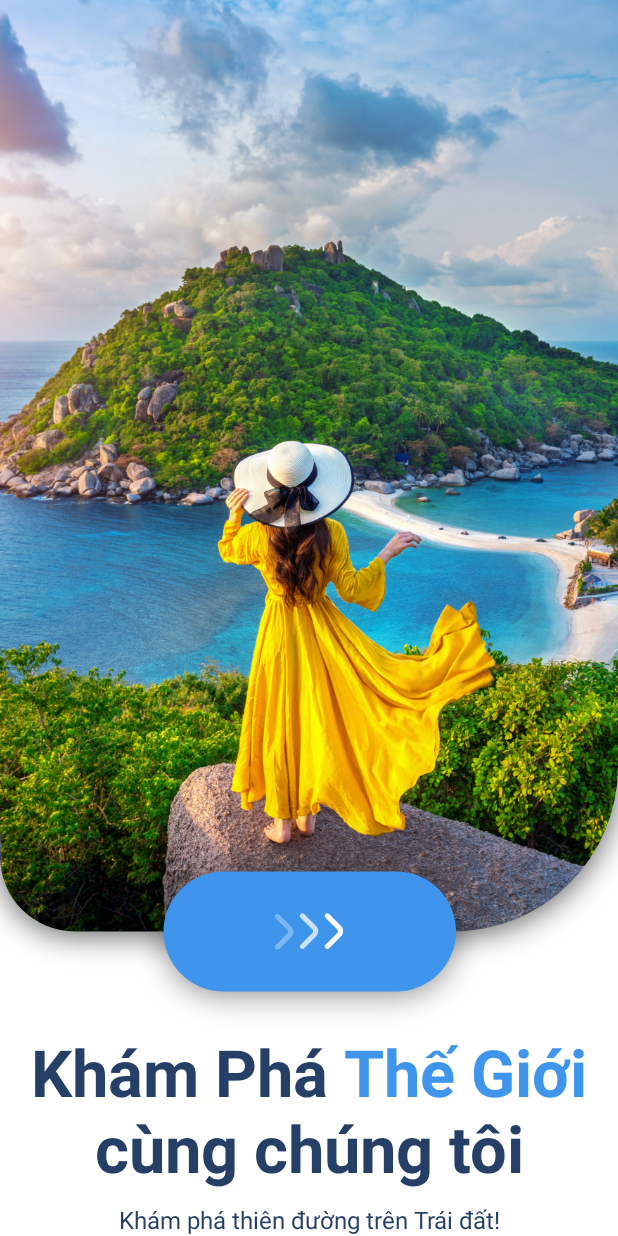
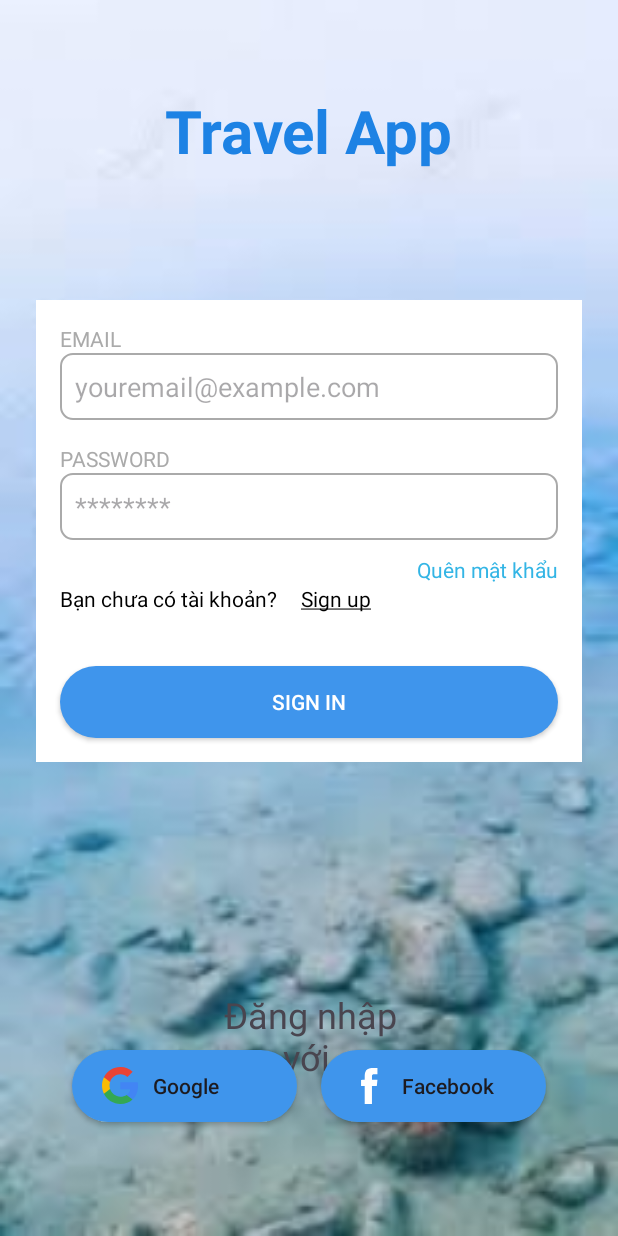
Before and after one commit to lethanhlinh/Travel_app, an Android app: the screen it shows after launch (IntroActivity before the commit, SignInActivity after it), on a phone screen of 412 x 824 dp. Run offline under Robolectric (Android 15) with nearby library versions, the phone set to English and light mode, and no system bars.

Commit message:
Da lam su kien cho SignInActivity.java va SignUpActivity.java doi mot so layout

```diff
--- a/app/src/main/java/com/example/travel_app/Activity/SignInActivity.java
+++ b/app/src/main/java/com/example/travel_app/Activity/SignInActivity.java
@@ -1,17 +1,37 @@
 package com.example.travel_app.Activity;
 
+import android.content.Intent;
 import android.os.Bundle;
-import android.widget.ImageView;
-import android.widget.TextView;
+import android.view.View;
 
 import androidx.appcompat.app.AppCompatActivity;
 
 import com.example.travel_app.R;
+import com.example.travel_app.databinding.ActivityDetailBinding;
+import com.example.travel_app.databinding.ActivityIntroBinding;
+import com.example.travel_app.databinding.ActivitySigninBinding;
 
-public class ProfileActivity extends AppCompatActivity {
+public class SignInActivity extends AppCompatActivity {
+    private ActivitySigninBinding binding;
+    //Khai báo user o day
     protected void onCreate(Bundle savedInstanceState) {
         super.onCreate(savedInstanceState);
-        setContentView(R.layout.activity_profile);
+        binding = ActivitySigninBinding.inflate(getLayoutInflater());
+        setContentView(binding.getRoot());
+        //Dang nhap thanh cong chuyen huong den trang Intro
+        binding.btnSignIn.setOnClickListener(view -> {
+            Intent intent = new Intent(SignInActivity.this, IntroActivity.class);
+            //intent.putExtra("user", user);
+            startActivity(intent);
+        });
 
+        //Neu chua co tai khoan thi chuyen sang trang dang ky
+        binding.btnSignUp.setOnClickListener(new View.OnClickListener() {
+            @Override
+            public void onClick(View view) {
+                Intent intent = new Intent(SignInActivity.this, SignUpActivity.class);
+                startActivity(intent);
+            }
+        });
     }
 }
--- a/app/src/main/res/drawable/btn_lightblue_bg.xml
+++ b/app/src/main/res/drawable/btn_lightblue_bg.xml
@@ -1,4 +1,9 @@
 <?xml version="1.0" encoding="utf-8"?>
 <selector xmlns:android="http://schemas.android.com/apk/res/android">
-
+    <item>
+        <shape android:shape="rectangle">
+            <corners android:radius="100dp"></corners>
+            <solid android:color="@color/blue"></solid>
+        </shape>
+    </item>
 </selector>
--- a/app/src/main/res/drawable/ic_facebook.xml
+++ b/app/src/main/res/drawable/ic_facebook.xml
@@ -1,5 +1,5 @@
 <vector xmlns:android="http://schemas.android.com/apk/res/android" android:height="24dp" android:viewportHeight="512" android:viewportWidth="512" android:width="24dp">
 
-    <path android:fillColor="@color/colorPrimaryDark" android:pathData="M289,1.7c-45.1,4.8 -71.3,21.7 -84.6,54.8 -3.2,8 -5.1,15 -7.5,27.6 -0.8,3.9 -1.5,21.5 -1.8,45.4l-0.6,39 -25.7,0.3 -25.8,0.2 0,43.5 0,43.5 26,-0 26,-0 0,127.5 0,127.5 51.5,-0 51.5,-0 0,-127.5 0,-127.5 34.4,-0 34.5,-0 0.5,-4.3c0.7,-5 4.2,-37.2 5.1,-47.2 0.4,-3.9 1.3,-12.6 2.1,-19.5 0.8,-6.9 1.4,-13.3 1.4,-14.2 0,-1.7 -2.7,-1.8 -38.7,-2l-38.8,-0.3 0,-30.5c0,-33.3 0.3,-35.4 5.7,-41.5 1.6,-1.9 5.4,-4.4 8.6,-5.7 5.4,-2.1 7.3,-2.3 34.5,-2.6l28.7,-0.3 0,-43.5 0,-43.4 -41.7,0.2c-23,-0 -43.4,0.3 -45.3,0.5z" android:strokeColor="#00000000"/>
+    <path android:fillColor="@color/white" android:pathData="M289,1.7c-45.1,4.8 -71.3,21.7 -84.6,54.8 -3.2,8 -5.1,15 -7.5,27.6 -0.8,3.9 -1.5,21.5 -1.8,45.4l-0.6,39 -25.7,0.3 -25.8,0.2 0,43.5 0,43.5 26,-0 26,-0 0,127.5 0,127.5 51.5,-0 51.5,-0 0,-127.5 0,-127.5 34.4,-0 34.5,-0 0.5,-4.3c0.7,-5 4.2,-37.2 5.1,-47.2 0.4,-3.9 1.3,-12.6 2.1,-19.5 0.8,-6.9 1.4,-13.3 1.4,-14.2 0,-1.7 -2.7,-1.8 -38.7,-2l-38.8,-0.3 0,-30.5c0,-33.3 0.3,-35.4 5.7,-41.5 1.6,-1.9 5.4,-4.4 8.6,-5.7 5.4,-2.1 7.3,-2.3 34.5,-2.6l28.7,-0.3 0,-43.5 0,-43.4 -41.7,0.2c-23,-0 -43.4,0.3 -45.3,0.5z" android:strokeColor="#00000000"/>
 
 </vector>
--- a/app/src/main/res/layout/activity_signin.xml
+++ b/app/src/main/res/layout/activity_signin.xml
@@ -1,5 +1,6 @@
 <?xml version="1.0" encoding="utf-8"?>
 <RelativeLayout xmlns:android="http://schemas.android.com/apk/res/android"
+    xmlns:app="http://schemas.android.com/apk/res-auto"
     android:layout_width="match_parent"
     android:layout_height="match_parent"
     android:layout_gravity="center"
@@ -66,24 +67,45 @@
             android:layout_marginTop="10dp"
             android:layout_gravity="end" />
 
-        <Button
-            android:id="@+id/buttonSignIn"
+        <androidx.constraintlayout.widget.ConstraintLayout
+            android:layout_width="match_parent"
+            android:layout_height="match_parent">
+
+            <TextView
+                android:id="@+id/textView14"
+                android:layout_width="wrap_content"
+                android:layout_height="wrap_content"
+                android:layout_gravity="center"
+                android:layout_marginBottom="15dp"
+                android:text="Bạn chưa có tài khoản?"
+                android:textColor="@android:color/black"
+                app:layout_constraintBottom_toBottomOf="parent"
+                app:layout_constraintStart_toStartOf="parent"
+                app:layout_constraintTop_toTopOf="parent" />
+
+            <TextView
+                android:id="@+id/btnSignUp"
+                android:layout_width="wrap_content"
+                android:layout_height="wrap_content"
+                android:layout_marginStart="16dp"
+                android:text="@string/text_SignUp"
+                android:background="?attr/selectableItemBackground"
+                android:textColor="@android:color/black"
+                app:layout_constraintBottom_toBottomOf="@+id/textView14"
+                app:layout_constraintStart_toEndOf="@+id/textView14"
+                app:layout_constraintTop_toTopOf="@+id/textView14" />
+
+        </androidx.constraintlayout.widget.ConstraintLayout>
+
+        <androidx.appcompat.widget.AppCompatButton
+            android:id="@+id/btnSignIn"
             android:layout_width="match_parent"
             android:layout_height="wrap_content"
             android:text="SIGN IN"
-            android:background="@drawable/rounded_button"
+            android:background="@drawable/btn_lightblue_bg"
             android:textColor="@android:color/white"
             android:layout_marginTop="20dp"
             android:padding="10dp"/>
-
-        <TextView
-            android:layout_width="wrap_content"
-            android:layout_height="wrap_content"
-            android:text="Bạn chưa có tài khoản ? SIGN UP"
-            android:textColor="@android:color/darker_gray"
-            android:layout_marginTop="20dp"
-            android:layout_gravity="center"
-            />
 
     </LinearLayout>
 
@@ -108,27 +130,33 @@
         android:layout_marginBottom="20dp"
         android:gravity="center">
 
-        <ImageView
-            android:id="@+id/image_facebook"
-            android:layout_width="100dp"
+        <androidx.appcompat.widget.AppCompatButton
+            android:id="@+id/btnGoogle"
+            android:layout_width="150dp"
             android:layout_height="wrap_content"
-            android:src="@drawable/ic_fb"
-            android:contentDescription="Facebook"
-            android:layout_marginEnd="16dp" />
+            android:layout_marginStart="32dp"
+            android:layout_marginEnd="8dp"
+            android:background="@drawable/btn_lightblue_bg"
+            android:drawableLeft="@drawable/ic_google"
+            android:drawablePadding="10dp"
+            android:paddingLeft="20dp"
+            android:text="Google"
+            android:textAlignment="textStart"
+            android:textAllCaps="false"
+            />
 
-        <ImageView
-            android:id="@+id/image_google"
-            android:layout_width="100dp"
+        <androidx.appcompat.widget.AppCompatButton
+            android:id="@+id/btnFacebook"
+            android:layout_width="150dp"
             android:layout_height="wrap_content"
-            android:src="@drawable/ic_gg"
-            android:contentDescription="Google"
-            android:layout_marginEnd="16dp" />
-
-        <ImageView
-            android:id="@+id/image_yahoo"
-            android:layout_width="120dp"
-            android:layout_height="wrap_content"
-            android:src="@drawable/ic_zalo"
-            android:contentDescription="Yahoo" />
+            android:layout_marginStart="8dp"
+            android:layout_marginEnd="32dp"
+            android:background="@drawable/btn_lightblue_bg"
+            android:drawableLeft="@drawable/ic_facebook"
+            android:drawablePadding="10dp"
+            android:paddingLeft="20dp"
+            android:text="Facebook"
+            android:textAlignment="textStart"
+            android:textAllCaps="false"/>
     </LinearLayout>
 </RelativeLayout>
--- a/app/src/main/res/values/strings.xml
+++ b/app/src/main/res/values/strings.xml
@@ -3,4 +3,6 @@
     <string name="introTitle">Khám Phá <font color="#3f95ec">Thế Giới</font> cùng chúng tôi</string>
     <string name="subIntro">Khám phá thiên đường trên Trái đất!\n
 Những bãi biển nguyên sơ của chúng tôi có làn nước trong vắt, bãi cát vàng mềm mại và cảnh hoàng hôn ngoạn mục</string>
+    <string name="text_SignUp"><u>Sign up</u></string>
+    <string name="text_SignIn"><u>Sign in</u></string>
 </resources>
```
Also changed, not shown: app/src/main/AndroidManifest.xml (+8 -6 lines), app/src/main/java/com/example/travel_app/Activity/SignUpActivity.java (+33 -2 lines), app/src/main/res/layout/activity_signup.xml (+64 -34 lines).
